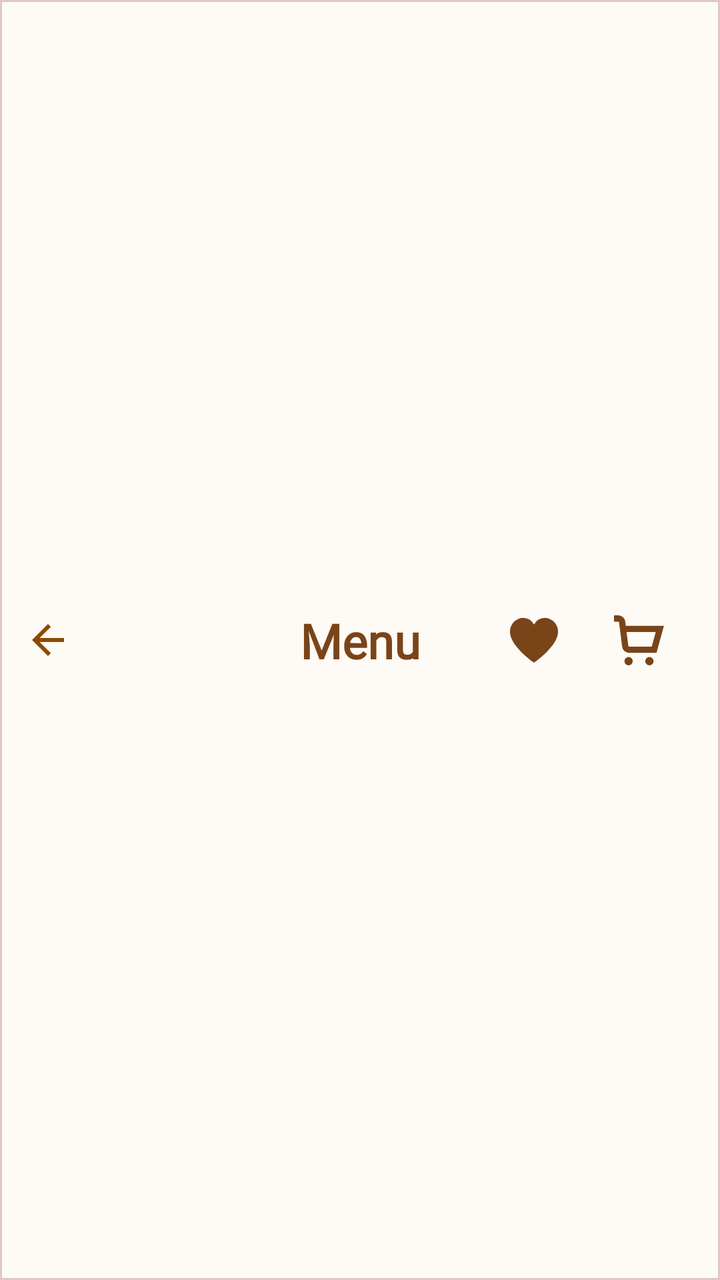
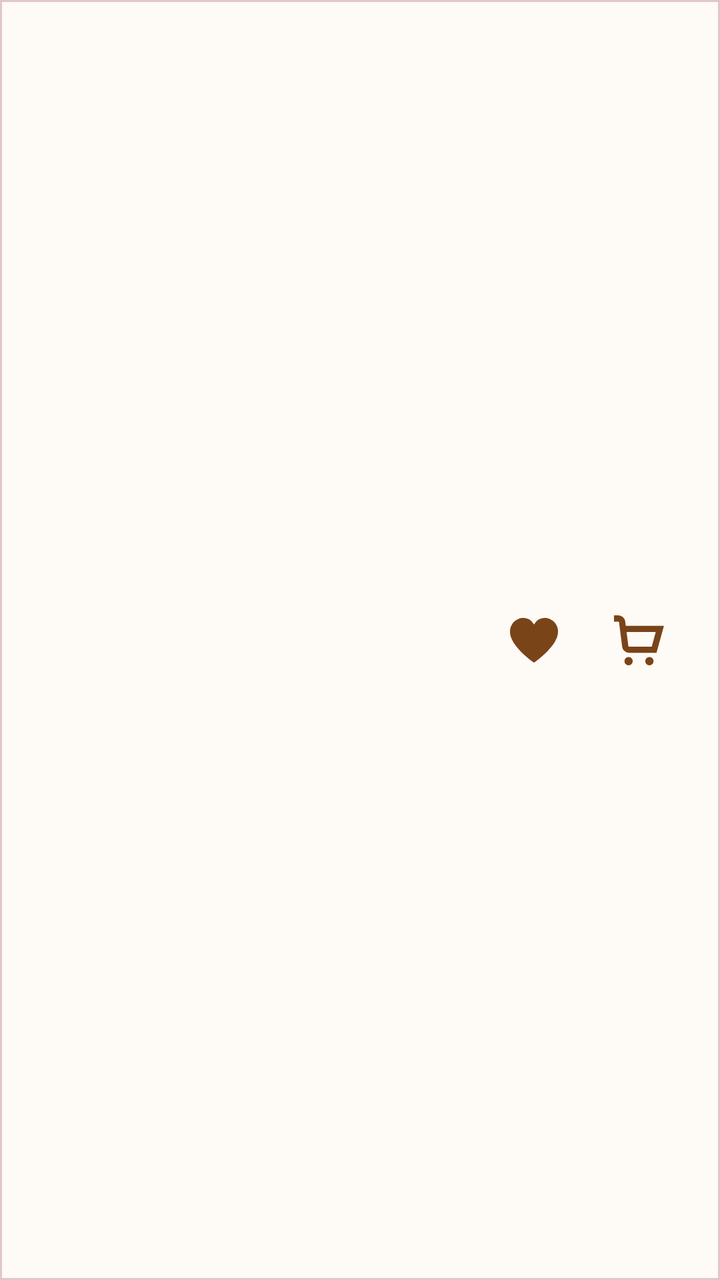

The first picture is an Android layout as it rendered before a commit; the second is the same layout after the commit. The layout source and the unified diff follow.
<!-- AndroidManifest.xml: application theme Theme.PersonalMidterm -->
<!-- res/layout/layout_app_header.xml -->
<?xml version="1.0" encoding="utf-8"?>
<androidx.constraintlayout.widget.ConstraintLayout xmlns:android="http://schemas.android.com/apk/res/android"
    xmlns:app="http://schemas.android.com/apk/res-auto"
    android:layout_width="match_parent"
    android:layout_height="wrap_content"
    android:padding="16dp"
    android:background="@drawable/bg_header">

    <ImageView
        android:id="@+id/back_button"
        android:layout_width="wrap_content"
        android:layout_height="wrap_content"
        android:src="@drawable/ic_back_arrow"
        android:visibility="visible"
        app:layout_constraintBottom_toBottomOf="parent"
        app:layout_constraintStart_toStartOf="parent"
        app:layout_constraintTop_toTopOf="parent" />

    <TextView
        android:id="@+id/screen_title"
        android:layout_width="wrap_content"
        android:layout_height="wrap_content"
        android:textSize="24sp"
        android:textStyle="bold"
        android:text="Menu"
        android:textColor="@color/theme_brown"
        android:fontFamily="@font/playfairdisplay_bold"
        android:visibility="visible"
        app:layout_constraintBottom_toBottomOf="parent"
        app:layout_constraintEnd_toEndOf="parent"
        app:layout_constraintStart_toStartOf="parent"
        app:layout_constraintTop_toTopOf="parent" />


    <ImageButton
        android:id="@+id/cart_icon"
        android:layout_width="wrap_content"
        android:layout_height="wrap_content"
        android:src="@drawable/ic_cart"
        android:scaleType="fitCenter"
        app:tint="@color/theme_brown"
        android:backgroundTint="@android:color/transparent"
        android:visibility="visible"
        app:layout_constraintBottom_toBottomOf="parent"
        app:layout_constraintEnd_toEndOf="parent"
        app:layout_constraintTop_toTopOf="parent"
        />

    <ImageButton
        android:id="@+id/favorite_icon"
        android:layout_width="wrap_content"
        android:layout_height="wrap_content"
        app:tint="@color/theme_brown"
        android:src="@drawable/ic_full_heart"
        android:backgroundTint="@android:color/transparent"
        android:visibility="visible"
        app:layout_constraintBottom_toBottomOf="parent"
        app:layout_constraintEnd_toStartOf="@id/cart_icon"
        app:layout_constraintTop_toTopOf="parent"

        android:layout_marginEnd="4dp"/>

</androidx.constraintlayout.widget.ConstraintLayout>
<!-- resources referenced by this layout -->
<resources>
  <color name="theme_brown">#7A4419</color>
  <!-- drawable bg_header (drawable) -->
  <shape xmlns:android="http://schemas.android.com/apk/res/android">
      <solid android:color="#FEFAF5" />
      <stroke android:color="#519F5255"/>
      <stroke android:width="1dp"/>
  </shape>
  <!-- drawable ic_back_arrow (drawable) -->
  <vector xmlns:android="http://schemas.android.com/apk/res/android"
      android:width="16dp"
      android:height="16dp"
      android:viewportWidth="16"
      android:viewportHeight="16">
    <path
        android:pathData="M3.825,9L9.425,14.6L8,16L0,8L8,0L9.425,1.4L3.825,7H16V9H3.825Z"
        android:fillColor="#8D4B00"/>
  </vector>
  <!-- drawable ic_cart (drawable) -->
  <vector xmlns:android="http://schemas.android.com/apk/res/android"
      android:width="25dp"
      android:height="25dp"
      android:viewportWidth="24"
      android:viewportHeight="24">
    <path
        android:fillColor="#FF000000"
        android:pathData="M7,22m-2,0a2,2 0,1 1,4 0a2,2 0,1 1,-4 0"/>
    <path
        android:fillColor="#FF000000"
        android:pathData="M17,22m-2,0a2,2 0,1 1,4 0a2,2 0,1 1,-4 0"/>
    <path
        android:fillColor="#FF000000"
        android:pathData="M5.654,5 L5.391,2.938A3.328,3.328 0,0 0,2.087 0H0V3H2.087a0.331,0.331 0,0 1,0.326 0.3l1.5,11.759A3.327,3.327 0,0 0,7.217 18H20.4L23.974,5ZM18.112,15H7.217a0.329,0.329 0,0 1,-0.325 -0.3L6.037,8h14Z"/>
  </vector>
  <!-- drawable ic_full_heart (drawable) -->
  <vector xmlns:android="http://schemas.android.com/apk/res/android"
      android:width="24dp"
      android:height="24dp"
      android:viewportWidth="24"
      android:viewportHeight="24">
    <path
        android:fillColor="#FF000000"
        android:pathData="M17.5,0.917a6.4,6.4 0,0 0,-5.5 3.3A6.4,6.4 0,0 0,6.5 0.917,6.8 6.8,0 0,0 0,7.967c0,6.775 10.956,14.6 11.422,14.932l0.578,0.409 0.578,-0.409C13.044,22.569 24,14.742 24,7.967A6.8,6.8 0,0 0,17.5 0.917Z"/>
  </vector>
  <style name="Theme.PersonalMidterm" parent="Theme.MaterialComponents.DayNight.NoActionBar">
          <item name="android:textColorPrimary">@color/text_primary</item>
          <item name="android:textColorSecondary">@color/text_primary</item>
          
          <item name="android:statusBarColor">?attr/colorPrimaryVariant</item>
          
      </style>
  <color name="text_primary">#1D1C18</color>
</resources>

<!-- the commit's change to res/layout/layout_app_header.xml (unified diff, before → after) -->
@@ -11,10 +11,52 @@
         android:layout_width="wrap_content"
         android:layout_height="wrap_content"
         android:src="@drawable/ic_back_arrow"
-        android:visibility="visible"
+        android:visibility="gone"
         app:layout_constraintBottom_toBottomOf="parent"
         app:layout_constraintStart_toStartOf="parent"
         app:layout_constraintTop_toTopOf="parent" />
+
+    <ImageButton
+        android:id="@+id/user_avatar"
+        android:layout_width="40dp"
+        android:layout_height="40dp"
+        android:src="@drawable/profile"
+        android:scaleType="centerCrop"
+        android:backgroundTint="@android:color/transparent"
+        android:visibility="gone"
+        app:layout_constraintBottom_toBottomOf="parent"
+        app:layout_constraintStart_toStartOf="parent"
+        app:layout_constraintTop_toTopOf="parent" />
+
+    <LinearLayout
+        android:id="@+id/greeting_container"
+        android:layout_width="wrap_content"
+        android:layout_height="wrap_content"
+        android:layout_marginStart="12dp"
+        android:orientation="vertical"
+        android:visibility="gone"
+        app:layout_constraintBottom_toBottomOf="parent"
+        app:layout_constraintStart_toEndOf="@id/user_avatar"
+        app:layout_constraintTop_toTopOf="parent">
+
+        <TextView
+            android:id="@+id/greeting_text"
+            android:layout_width="wrap_content"
+            android:layout_height="wrap_content"
+            android:text="Good Morning,"
+            android:textColor="@color/theme_brown"
+            android:textStyle="bold"
+            android:fontFamily="@font/playfairdisplay_bold"
+            android:textSize="18sp" />
+
+        <TextView
+            android:id="@+id/greeting_subtitle"
+            android:layout_width="wrap_content"
+            android:layout_height="wrap_content"
+            android:text="Ready for your daily brew?"
+            android:textSize="12sp"
+            android:fontFamily="@font/manrope_regular" />
+    </LinearLayout>
 
     <TextView
         android:id="@+id/screen_title"
@@ -25,7 +67,7 @@
         android:text="Menu"
         android:textColor="@color/theme_brown"
         android:fontFamily="@font/playfairdisplay_bold"
-        android:visibility="visible"
+        android:visibility="gone"
         app:layout_constraintBottom_toBottomOf="parent"
         app:layout_constraintEnd_toEndOf="parent"
         app:layout_constraintStart_toStartOf="parent"
<!-- resource entries referenced after the edit -->
@@ -43,6 +43,16 @@
         android:fillColor="#FF000000"
         android:pathData="M17.5,0.917a6.4,6.4 0,0 0,-5.5 3.3A6.4,6.4 0,0 0,6.5 0.917,6.8 6.8,0 0,0 0,7.967c0,6.775 10.956,14.6 11.422,14.932l0.578,0.409 0.578,-0.409C13.044,22.569 24,14.742 24,7.967A6.8,6.8 0,0 0,17.5 0.917Z"/>
   </vector>
+  <!-- drawable profile (drawable) -->
+  <vector xmlns:android="http://schemas.android.com/apk/res/android"
+      android:width="20dp"
+      android:height="20dp"
+      android:viewportWidth="20"
+      android:viewportHeight="20">
+    <path
+        android:pathData="M10,10C8.625,10 7.448,9.51 6.469,8.531C5.49,7.552 5,6.375 5,5C5,3.625 5.49,2.448 6.469,1.469C7.448,0.49 8.625,0 10,0C11.375,0 12.552,0.49 13.531,1.469C14.51,2.448 15,3.625 15,5C15,6.375 14.51,7.552 13.531,8.531C12.552,9.51 11.375,10 10,10ZM0,20V16.5C0,15.792 0.182,15.141 0.547,14.547C0.911,13.953 1.396,13.5 2,13.188C3.292,12.542 4.604,12.057 5.938,11.734C7.271,11.411 8.625,11.25 10,11.25C11.375,11.25 12.729,11.411 14.063,11.734C15.396,12.057 16.708,12.542 18,13.188C18.604,13.5 19.088,13.953 19.453,14.547C19.818,15.141 20,15.792 20,16.5V20H0ZM2.5,17.5H17.5V16.5C17.5,16.271 17.443,16.063 17.328,15.875C17.213,15.688 17.063,15.542 16.875,15.438C15.75,14.875 14.615,14.453 13.469,14.172C12.323,13.891 11.167,13.75 10,13.75C8.833,13.75 7.677,13.891 6.531,14.172C5.385,14.453 4.25,14.875 3.125,15.438C2.938,15.542 2.786,15.688 2.672,15.875C2.557,16.063 2.5,16.271 2.5,16.5V17.5ZM10,7.5C10.688,7.5 11.276,7.255 11.766,6.766C12.255,6.276 12.5,5.688 12.5,5C12.5,4.313 12.255,3.724 11.766,3.234C11.276,2.745 10.688,2.5 10,2.5C9.313,2.5 8.724,2.745 8.234,3.234C7.745,3.724 7.5,4.313 7.5,5C7.5,5.688 7.745,6.276 8.234,6.766C8.724,7.255 9.313,7.5 10,7.5Z"
+        android:fillColor="#554336"/>
+  </vector>
   <style name="Theme.PersonalMidterm" parent="Theme.MaterialComponents.DayNight.NoActionBar">
           <item name="android:textColorPrimary">@color/text_primary</item>
           <item name="android:textColorSecondary">@color/text_primary</item>
